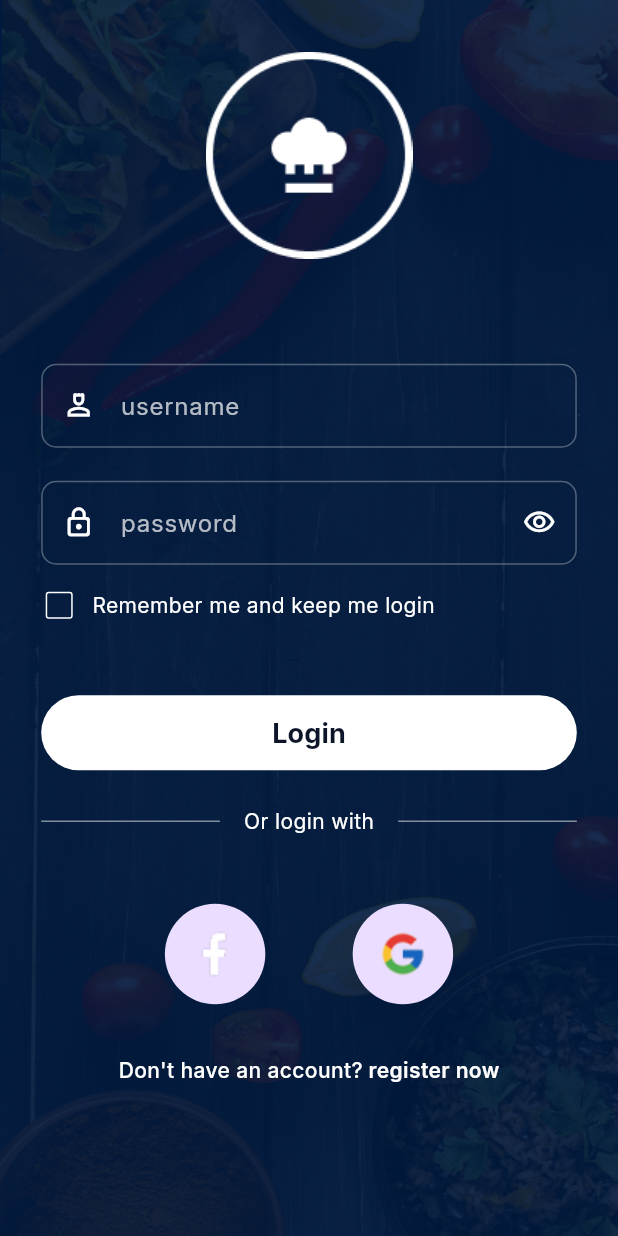
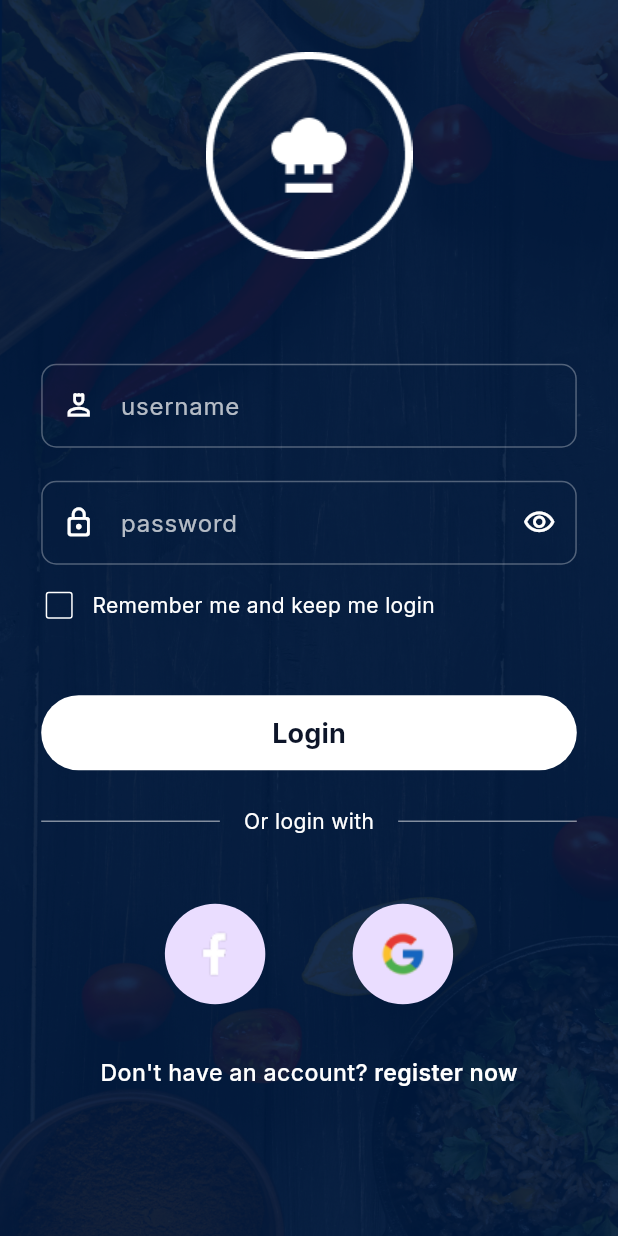
Before and after one commit to MuhammedZain15/meal_recommendation, a Flutter app: the LoginView screen opened by its route, on a phone screen of 412 x 824 dp. Run offline on Flutter 3.47's test engine with Material 3 defaults, Android fonts, the phone set to English and light mode, and no system bars; our stand-ins replace animate_do, bloc, firebase_core, flutter_screenutil, gap, go_router and 1 more; accounts and stored records are empty; statements that could not run were skipped.

Commit message:
update app syles

```diff
--- a/lib/core/utils/app_styles.dart
+++ b/lib/core/utils/app_styles.dart
@@ -1,76 +1,57 @@
 import 'package:flutter/material.dart';
-import 'package:google_fonts/google_fonts.dart';
 import 'package:meal_recommendation/core/utils/app_colors.dart';
 import 'package:flutter_screenutil/flutter_screenutil.dart';
 
 abstract class AppStyles {
-  // font size 11
-  static TextStyle font11W500WhiteColor = GoogleFonts.inter(
-    fontSize: 11,
+  static TextStyle font11W500WhiteColor = TextStyle(
+    fontSize: 11.sp,
     fontWeight: FontWeight.w500,
     color: Colors.white,
   );
 
-  // font size 12
-  static TextStyle font12W500WhiteColor = GoogleFonts.inter(
-    fontSize: 12,
+  static TextStyle font12W500WhiteColor = TextStyle(
+    fontSize: 12.sp,
     fontWeight: FontWeight.w500,
     color: Colors.white,
   );
-  // font size 13
-  static TextStyle font13W700PrimaryColor = GoogleFonts.inter(
-    fontSize: 13,
+  static TextStyle font13W700PrimaryColor = TextStyle(
+    fontSize: 13.sp,
     fontWeight: FontWeight.w700,
     color: AppColors.kPrimary,
   );
 
-  // font size 14
-
-  static TextStyle font14W500WhiteColor = GoogleFonts.inter(
-    fontSize: 14,
+  static TextStyle font14W500WhiteColor = TextStyle(
+    fontSize: 14.sp,
     fontWeight: FontWeight.w500,
     color: Colors.white,
   );
   static TextStyle textStyle13(BuildContext context) => TextStyle(
-        fontSize: 13.sp,
-        color: Colors.grey[600],
-        fontWeight: FontWeight.bold,
-      );
+    fontSize: 13.sp,
+    color: Colors.grey[600],
+    fontWeight: FontWeight.bold,
+  );
 
-  static TextStyle font14W600WhiteColor = GoogleFonts.inter(
-    fontSize: 14,
+  static TextStyle font14W600WhiteColor = TextStyle(
+    fontSize: 14.sp,
     fontWeight: FontWeight.w600,
     color: Colors.white,
   );
 
-  static TextStyle font14W700PrimaryColor = GoogleFonts.inter(
-    fontSize: 14,
+  static TextStyle font14W700PrimaryColor = TextStyle(
+    fontSize: 14.sp,
     fontWeight: FontWeight.w700,
     color: AppColors.kPrimary,
   );
 
-  // font size 18
-  static TextStyle font18W400WhiteColor = GoogleFonts.inter(
-    fontSize: 18,
+  static TextStyle font18W400WhiteColor = TextStyle(
+    fontSize: 18.sp,
     fontWeight: FontWeight.w400,
     color: Colors.white,
   );
 
-  // font size 21
-  static TextStyle font21W700PrimaryColor = GoogleFonts.inter(
-    fontSize: 21,
+  static TextStyle font21W700PrimaryColor = TextStyle(
+    fontSize: 21.sp,
     fontWeight: FontWeight.w700,
     color: AppColors.kPrimary,
   );
-
-  static TextStyle textStyle30(BuildContext context) => TextStyle(
-        fontSize: 30.sp,
-        color: Colors.white,
-        fontWeight: FontWeight.bold,
-      );
-  static TextStyle textStyle40(BuildContext context) => TextStyle(
-        fontSize: 40.sp,
-        color: Colors.grey[600],
-        fontWeight: FontWeight.bold,
-      );
 }
```
